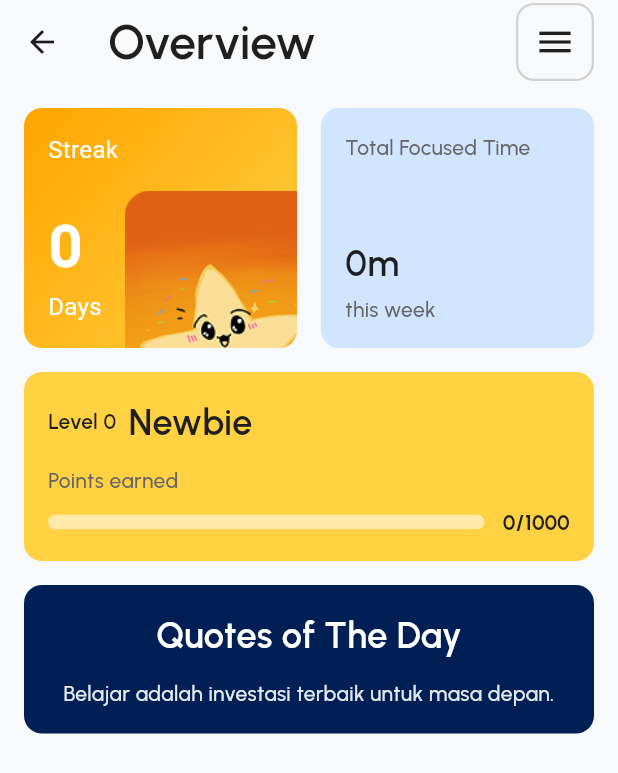
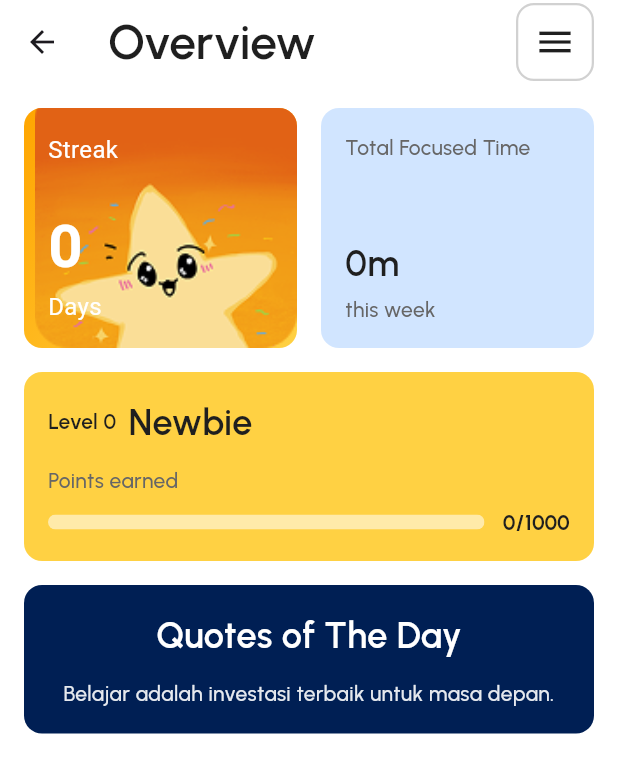
Before and after one commit to Idoo0/neurokit, a Flutter app: the StatsPage screen opened by its route, on a phone screen of 412 x 824 dp. Shown: the top 773 px of the screen. Run offline on Flutter 3.47's test engine with Material 3 defaults, Android fonts, the phone set to English and light mode, and no system bars; our stand-ins replace audioplayers, dio, flutter_svg, flutter_tts, get, google_fonts and 1 more; missing offline and left inert: app_settings; accounts and stored records are empty; project files that could hold a hidden picture were left out.

Commit message:
fix color and star image

```diff
--- a/lib/view/badges_page.dart
+++ b/lib/view/badges_page.dart
@@ -78,7 +78,7 @@ class _BadgesPageState extends State<BadgesPage> {
     }).toList();
 
     return Scaffold(
-      backgroundColor: const Color(0xFFF8F9FA),
+      backgroundColor: Colors.white,
       appBar: AppBar(
         // ... (UI AppBar tidak berubah)
         backgroundColor: Colors.transparent,
--- a/lib/view/stats_page.dart
+++ b/lib/view/stats_page.dart
@@ -99,7 +99,7 @@ class _StatsPageState extends State<StatsPage> {
     const Color darkBlue = Color(0xFF001F54);
 
     return Scaffold(
-      backgroundColor: const Color(0xFFF8F9FA),
+      backgroundColor: Colors.white,
       appBar: AppBar(
         elevation: 0,
         scrolledUnderElevation: 0,
@@ -167,9 +167,9 @@ class _StatsPageState extends State<StatsPage> {
       child: Stack(
         children: [
           Positioned(
-            right: -15,
-            bottom: -25,
-            child: Image.asset('assets/images/star.png', width: 130),
+            right: 0,
+            bottom: 0,
+            child: Image.asset('assets/images/star.png', width: 175, height: 175, fit: BoxFit.fill),
           ),
           Padding(
             padding: const EdgeInsets.all(AppConstants.defaultPadding),
```
